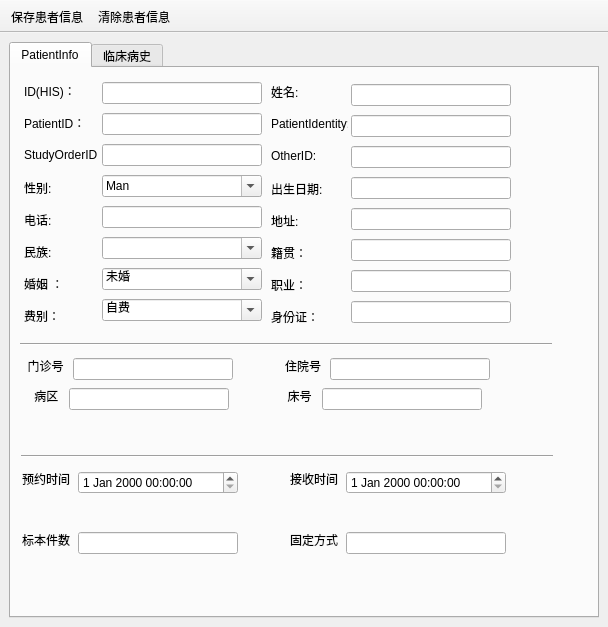
First picture: the form in Tools/MHealthReport/patientstudyregister.ui, repository zyq1569/HealthApp, before the edit.
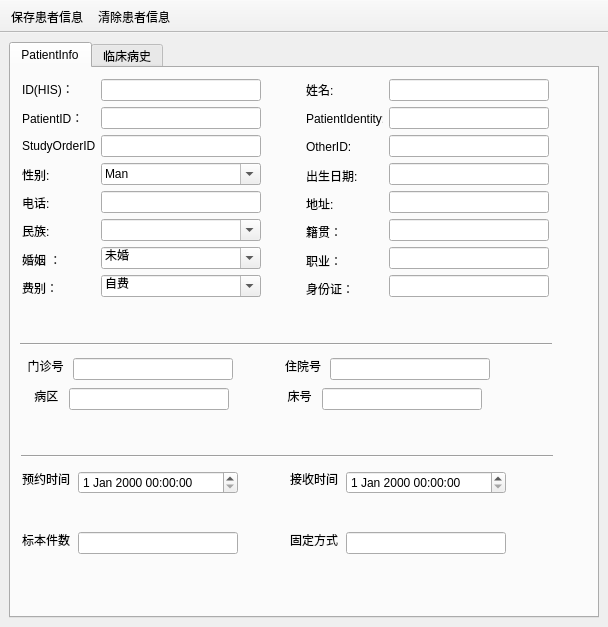
Second picture: the form after the edit. Icons and pictures are not drawn.

Commit message: add study register ui

Diff of the .ui file:
```diff
--- a/Tools/MHealthReport/patientstudyregister.ui
+++ b/Tools/MHealthReport/patientstudyregister.ui
@@ -348,66 +348,138 @@
        <widget class="QWidget" name="">
         <property name="geometry">
          <rect>
-          <x>260</x>
+          <x>378</x>
           <y>11</y>
-          <width>77</width>
-          <height>251</height>
+          <width>162</width>
+          <height>220</height>
          </rect>
         </property>
-        <layout class="QVBoxLayout" name="verticalLayout_5">
+        <layout class="QVBoxLayout" name="verticalLayout_7">
          <item>
-          <widget class="QLabel" name="label_2">
-           <property name="text">
-            <string>姓名:</string>
+          <widget class="QLineEdit" name="lineEditName">
+           <property name="minimumSize">
+            <size>
+             <width>160</width>
+             <height>0</height>
+            </size>
            </property>
+           <property name="maximumSize">
+            <size>
+             <width>160</width>
+             <height>16777215</height>
+            </size>
+           </property>
           </widget>
          </item>
          <item>
-          <widget class="QLabel" name="label_20">
-           <property name="text">
-            <string>PatientIdentity:</string>
+          <widget class="QLineEdit" name="lineEditJianDoctor">
+           <property name="minimumSize">
+            <size>
+             <width>160</width>
+             <height>0</height>
+            </size>
            </property>
+           <property name="maximumSize">
+            <size>
+             <width>160</width>
+             <height>16777215</height>
+            </size>
+           </property>
           </widget>
          </item>
          <item>
-          <widget class="QLabel" name="label_24">
-           <property name="text">
-            <string>OtherID:</string>
+          <widget class="QLineEdit" name="lineEditQuCaiBuWei">
+           <property name="minimumSize">
+            <size>
+             <width>160</width>
+             <height>0</height>
+            </size>
            </property>
+           <property name="maximumSize">
+            <size>
+             <width>160</width>
+             <height>16777215</height>
+            </size>
+           </property>
           </widget>
          </item>
          <item>
-          <widget class="QLabel" name="label_4">
-           <property name="text">
-            <string>出生日期:</string>
+          <widget class="QLineEdit" name="lineEditAge">
+           <property name="minimumSize">
+            <size>
+             <width>160</width>
+             <height>0</height>
+            </size>
            </property>
+           <property name="maximumSize">
+            <size>
+             <width>160</width>
+             <height>16777215</height>
+            </size>
+           </property>
           </widget>
          </item>
          <item>
-          <widget class="QLabel" name="label_6">
-           <property name="text">
-            <string>地址:</string>
+          <widget class="QLineEdit" name="lineEditAddress">
+           <property name="minimumSize">
+            <size>
+             <width>160</width>
+             <height>0</height>
+            </size>
            </property>
+           <property name="maximumSize">
+            <size>
+             <width>160</width>
+             <height>16777215</height>
+            </size>
+           </property>
           </widget>
          </item>
          <item>
-          <widget class="QLabel" name="label_9">
-           <property name="text">
-            <string>籍贯：</string>
+          <widget class="QLineEdit" name="lineEditNative">
+           <property name="minimumSize">
+            <size>
+             <width>160</width>
+             <height>0</height>
+            </size>
            </property>
+           <property name="maximumSize">
+            <size>
+             <width>160</width>
+             <height>16777215</height>
+            </size>
+           </property>
           </widget>
          </item>
          <item>
-          <widget class="QLabel" name="label_10">
-           <property name="text">
-            <string>职业：</string>
+          <widget class="QLineEdit" name="lineEditWork">
+           <property name="minimumSize">
+            <size>
+             <width>160</width>
+             <height>0</height>
+            </size>
            </property>
+           <property name="maximumSize">
+            <size>
+             <width>160</width>
+             <height>16777215</height>
+            </size>
+           </property>
           </widget>
          </item>
          <item>
-          <widget class="QLabel" name="label_12">
-           <property name="text">
-            <string>身份证：</string>
+          <widget class="QLineEdit" name="lineEditIDCard">
+           <property name="minimumSize">
+            <size>
+             <width>160</width>
+             <height>0</height>
+            </size>
+           </property>
+           <property name="maximumSize">
+            <size>
+             <width>160</width>
+             <height>16777215</height>
+            </size>
            </property>
           </widget>
          </item>
@@ -416,10 +488,10 @@
        <widget class="QWidget" name="">
         <property name="geometry">
          <rect>
-          <x>13</x>
+          <x>11</x>
           <y>10</y>
           <width>73</width>
-          <height>251</height>
+          <height>221</height>
          </rect>
         </property>
         <layout class="QVBoxLayout" name="verticalLayout_3">
@@ -484,10 +556,78 @@
        <widget class="QWidget" name="">
         <property name="geometry">
          <rect>
-          <x>91</x>
+          <x>295</x>
+          <y>11</y>
+          <width>77</width>
+          <height>221</height>
+         </rect>
+        </property>
+        <layout class="QVBoxLayout" name="verticalLayout_5">
+         <item>
+          <widget class="QLabel" name="label_2">
+           <property name="text">
+            <string>姓名:</string>
+           </property>
+          </widget>
+         </item>
+         <item>
+          <widget class="QLabel" name="label_20">
+           <property name="text">
+            <string>PatientIdentity:</string>
+           </property>
+          </widget>
+         </item>
+         <item>
+          <widget class="QLabel" name="label_24">
+           <property name="text">
+            <string>OtherID:</string>
+           </property>
+          </widget>
+         </item>
+         <item>
+          <widget class="QLabel" name="label_4">
+           <property name="text">
+            <string>出生日期:</string>
+           </property>
+          </widget>
+         </item>
+         <item>
+          <widget class="QLabel" name="label_6">
+           <property name="text">
+            <string>地址:</string>
+           </property>
+          </widget>
+         </item>
+         <item>
+          <widget class="QLabel" name="label_9">
+           <property name="text">
+            <string>籍贯：</string>
+           </property>
+          </widget>
+         </item>
+         <item>
+          <widget class="QLabel" name="label_10">
+           <property name="text">
+            <string>职业：</string>
+           </property>
+          </widget>
+         </item>
+         <item>
+          <widget class="QLabel" name="label_12">
+           <property name="text">
+            <string>身份证：</string>
+           </property>
+          </widget>
+         </item>
+        </layout>
+       </widget>
+       <widget class="QWidget" name="">
+        <property name="geometry">
+         <rect>
+          <x>90</x>
           <y>11</y>
           <width>162</width>
-          <height>251</height>
+          <height>220</height>
          </rect>
         </property>
         <layout class="QVBoxLayout" name="verticalLayout_2">
@@ -673,262 +813,6 @@
          </item>
         </layout>
        </widget>
-       <widget class="QWidget" name="">
-        <property name="geometry">
-         <rect>
-          <x>340</x>
-          <y>13</y>
-          <width>162</width>
-          <height>251</height>
-         </rect>
-        </property>
-        <layout class="QVBoxLayout" name="verticalLayout_7">
-         <item>
-          <widget class="QLineEdit" name="lineEditName">
-           <property name="minimumSize">
-            <size>
-             <width>160</width>
-             <height>0</height>
-            </size>
-           </property>
-           <property name="maximumSize">
-            <size>
-             <width>160</width>
-             <height>16777215</height>
-            </size>
-           </property>
-          </widget>
-         </item>
-         <item>
-          <widget class="QLineEdit" name="lineEditJianDoctor">
-           <property name="minimumSize">
-            <size>
-             <width>160</width>
-             <height>0</height>
-            </size>
-           </property>
-           <property name="maximumSize">
-            <size>
-             <width>160</width>
-             <height>16777215</height>
-            </size>
-           </property>
-          </widget>
-         </item>
-         <item>
-          <widget class="QLineEdit" name="lineEditQuCaiBuWei">
-           <property name="minimumSize">
-            <size>
-             <width>160</width>
-             <height>0</height>
-            </size>
-           </property>
-           <property name="maximumSize">
-            <size>
-             <width>160</width>
-             <height>16777215</height>
-            </size>
-           </property>
-          </widget>
-         </item>
-         <item>
-          <widget class="QLineEdit" name="lineEditAge">
-           <property name="minimumSize">
-            <size>
-             <width>160</width>
-             <height>0</height>
-            </size>
-           </property>
-           <property name="maximumSize">
-            <size>
-             <width>160</width>
-             <height>16777215</height>
-            </size>
-           </property>
-          </widget>
-         </item>
-         <item>
-          <widget class="QLineEdit" name="lineEditAddress">
-           <property name="minimumSize">
-            <size>
-             <width>160</width>
-             <height>0</height>
-            </size>
-           </property>
-           <property name="maximumSize">
-            <size>
-             <width>160</width>
-             <height>16777215</height>
-            </size>
-           </property>
-          </widget>
-         </item>
-         <item>
-          <widget class="QLineEdit" name="lineEditNative">
-           <property name="minimumSize">
-            <size>
-             <width>160</width>
-             <height>0</height>
-            </size>
-           </property>
-           <property name="maximumSize">
-            <size>
-             <width>160</width>
-             <height>16777215</height>
-            </size>
-           </property>
-          </widget>
-         </item>
-         <item>
-          <widget class="QLineEdit" name="lineEditWork">
-           <property name="minimumSize">
-            <size>
-             <width>160</width>
-             <height>0</height>
-            </size>
-           </property>
-           <property name="maximumSize">
-            <size>
-             <width>160</width>
-             <height>16777215</height>
-            </size>
-           </property>
-          </widget>
-         </item>
-         <item>
-          <widget class="QLineEdit" name="lineEditIDCard">
-           <property name="minimumSize">
-            <size>
-             <width>160</width>
-             <height>0</height>
-            </size>
-           </property>
-           <property name="maximumSize">
-            <size>
-             <width>160</width>
-             <height>16777215</height>
-            </size>
-           </property>
-          </widget>
-         </item>
-        </layout>
-       </widget>
-       <widget class="QWidget" name="">
-        <property name="geometry">
-         <rect>
-          <x>510</x>
-          <y>6</y>
-          <width>70</width>
-          <height>251</height>
-         </rect>
-        </property>
-        <layout class="QVBoxLayout" name="verticalLayout_8">
-         <item>
-          <spacer name="horizontalSpacer_10">
-           <property name="orientation">
-            <enum>Qt::Horizontal</enum>
-           </property>
-           <property name="sizeHint" stdset="0">
-            <size>
-             <width>68</width>
-             <height>20</height>
-            </size>
-           </property>
-          </spacer>
-         </item>
-         <item>
-          <spacer name="horizontalSpacer_11">
-           <property name="orientation">
-            <enum>Qt::Horizontal</enum>
-           </property>
-           <property name="sizeHint" stdset="0">
-            <size>
-             <width>68</width>
-             <height>20</height>
-            </size>
-           </property>
-          </spacer>
-         </item>
-         <item>
-          <spacer name="horizontalSpacer_12">
-           <property name="orientation">
-            <enum>Qt::Horizontal</enum>
-           </property>
-           <property name="sizeHint" stdset="0">
-            <size>
-             <width>68</width>
-             <height>20</height>
-            </size>
-           </property>
-          </spacer>
-         </item>
-         <item>
-          <spacer name="horizontalSpacer_46">
-           <property name="orientation">
-            <enum>Qt::Horizontal</enum>
-           </property>
-           <property name="sizeHint" stdset="0">
-            <size>
-             <width>68</width>
-             <height>20</height>
-            </size>
-           </property>
-          </spacer>
-         </item>
-         <item>
-          <spacer name="horizontalSpacer_47">
-           <property name="orientation">
-            <enum>Qt::Horizontal</enum>
-           </property>
-           <property name="sizeHint" stdset="0">
-            <size>
-             <width>68</width>
-             <height>20</height>
-            </size>
-           </property>
-          </spacer>
-         </item>
-         <item>
-          <spacer name="horizontalSpacer_48">
-           <property name="orientation">
-            <enum>Qt::Horizontal</enum>
-           </property>
-           <property name="sizeHint" stdset="0">
-            <size>
-             <width>68</width>
-             <height>20</height>
-            </size>
-           </property>
-          </spacer>
-         </item>
-         <item>
-          <spacer name="horizontalSpacer_49">
-           <property name="orientation">
-            <enum>Qt::Horizontal</enum>
-           </property>
-           <property name="sizeHint" stdset="0">
-            <size>
-             <width>68</width>
-             <height>20</height>
-            </size>
-           </property>
-          </spacer>
-         </item>
-         <item>
-          <spacer name="horizontalSpacer_22">
-           <property name="orientation">
-            <enum>Qt::Horizontal</enum>
-           </property>
-           <property name="sizeHint" stdset="0">
-            <size>
-             <width>68</width>
-             <height>20</height>
-            </size>
-           </property>
-          </spacer>
-         </item>
-        </layout>
-       </widget>
       </widget>
       <widget class="QWidget" name="tabIllnessHistory">
        <attribute name="title">
```
